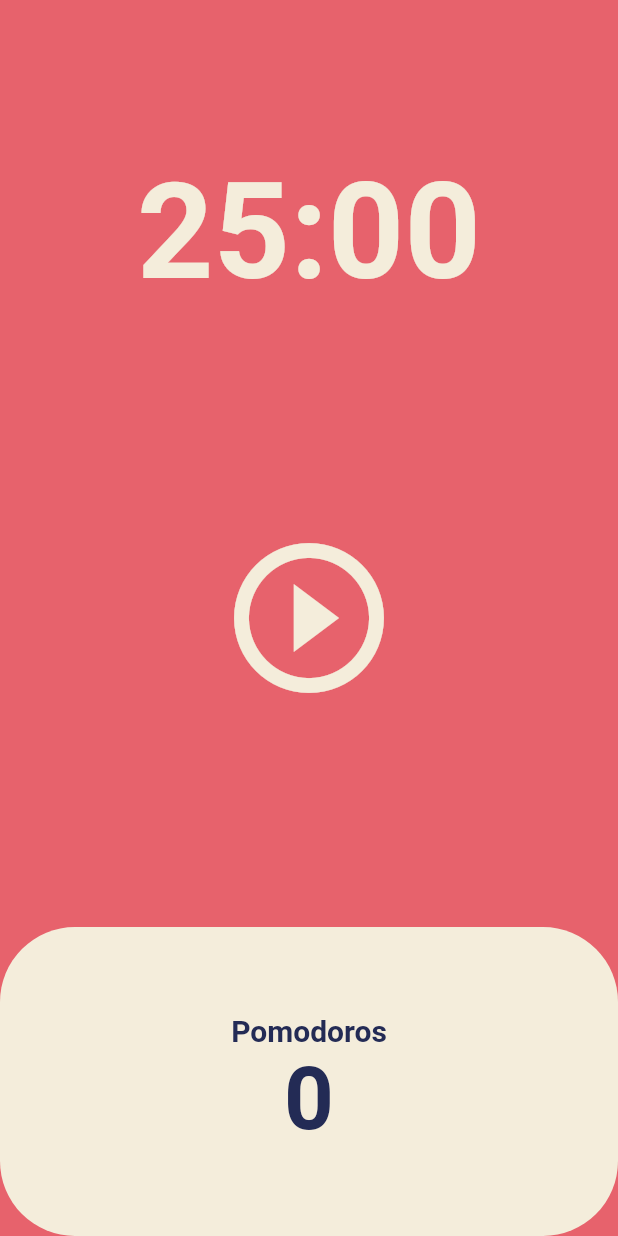
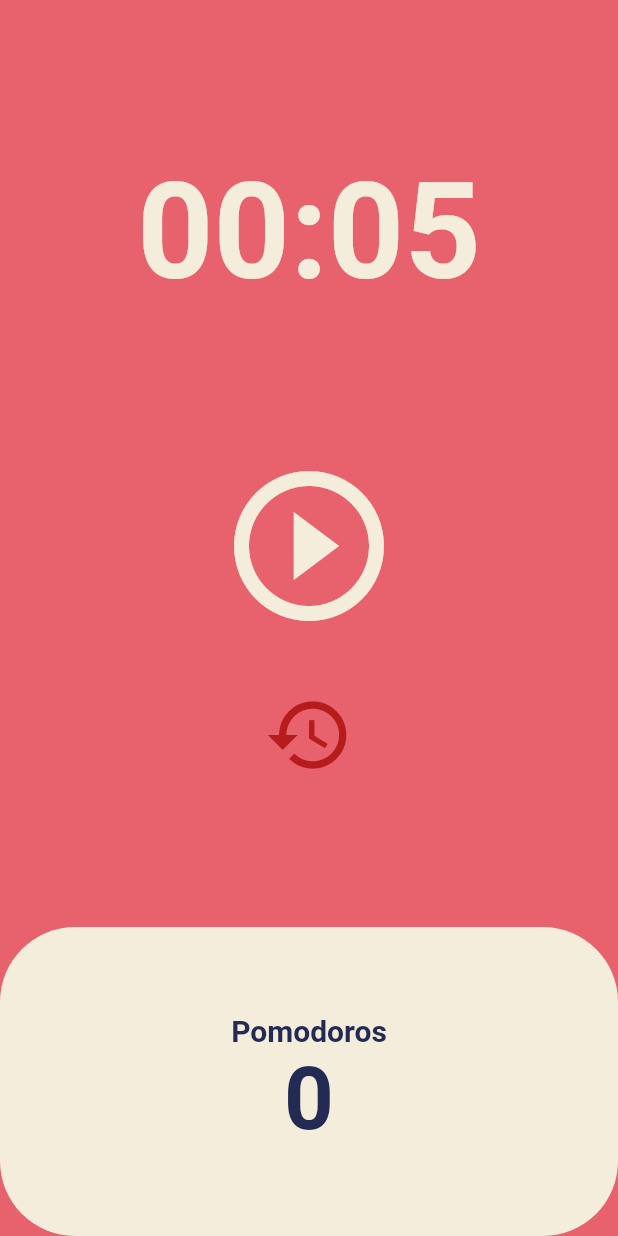
Before and after one commit to WhiteKr/pomodoro, a Flutter app: the screen it shows after launch, on a phone screen of 412 x 824 dp. Run offline on Flutter 3.47's test engine with Material 2 defaults, Android fonts, the phone set to English and light mode, and no system bars.

Commit message:
update: reset button

```diff
--- a/lib/screens/home_screen.dart
+++ b/lib/screens/home_screen.dart
@@ -10,7 +10,7 @@ class HomeScreen extends StatefulWidget {
 }
 
 class _HomeScreenState extends State<HomeScreen> {
-  static const twentyFiveMinutes = 1500;
+  static const twentyFiveMinutes = 5;
 
   int totalSeconds = twentyFiveMinutes;
   bool isRunning = false;
@@ -50,6 +50,15 @@ class _HomeScreenState extends State<HomeScreen> {
     });
   }
 
+  void onResetPressed() {
+    timer.cancel();
+    setState(() {
+      totalSeconds = twentyFiveMinutes;
+      isRunning = false;
+      totalPomodoros = 0;
+    });
+  }
+
   String format(int seconds) {
     var duration = Duration(seconds: seconds);
     return duration.toString().split('.').first.substring(2);
@@ -77,13 +86,23 @@ class _HomeScreenState extends State<HomeScreen> {
           ),
           Flexible(
             flex: 2,
-            child: Center(
-              child: IconButton(
-                onPressed: isRunning ? onPuasePressed : onStartPressed,
-                icon: Icon(isRunning ? Icons.pause_circle_outline : Icons.play_circle_outline),
-                iconSize: 120,
-                color: Theme.of(context).cardColor,
-              ),
+            child: Column(
+              mainAxisAlignment: MainAxisAlignment.center,
+              children: [
+                IconButton(
+                  onPressed: isRunning ? onPuasePressed : onStartPressed,
+                  icon: Icon(isRunning ? Icons.pause_circle_outline : Icons.play_circle_outline),
+                  iconSize: 120,
+                  color: Theme.of(context).cardColor,
+                ),
+                const SizedBox(height: 20),
+                IconButton(
+                  onPressed: onResetPressed,
+                  icon: const Icon(Icons.restore),
+                  iconSize: 60,
+                  color: Colors.red.shade900,
+                ),
+              ],
             ),
           ),
           Flexible(
```
